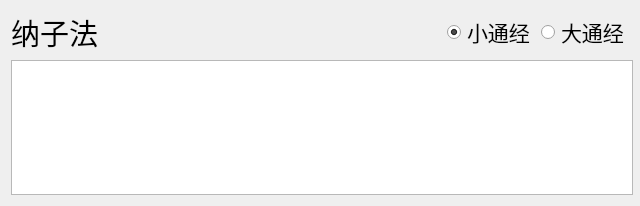
This is page_NaZi.ui in pejoypan/ZiWuLiuZhu as Qt 5 draws it before an edit. The edited form follows.
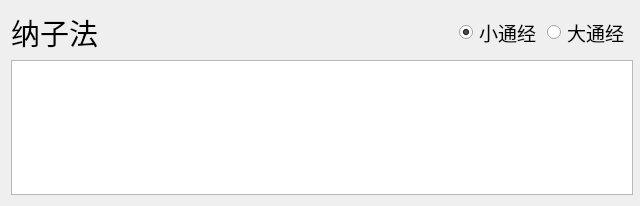
This is the edited form.

```diff
--- a/page_NaZi.ui
+++ b/page_NaZi.ui
@@ -60,7 +60,7 @@
       <widget class="QRadioButton" name="radioButton">
        <property name="font">
         <font>
-         <pointsize>16</pointsize>
+         <pointsize>14</pointsize>
         </font>
        </property>
        <property name="text">
@@ -75,7 +75,7 @@
       <widget class="QRadioButton" name="radioButton_2">
        <property name="font">
         <font>
-         <pointsize>16</pointsize>
+         <pointsize>14</pointsize>
         </font>
        </property>
        <property name="text">
```
Left out of the diff: 4 changed lines with no effect on the pictures.
